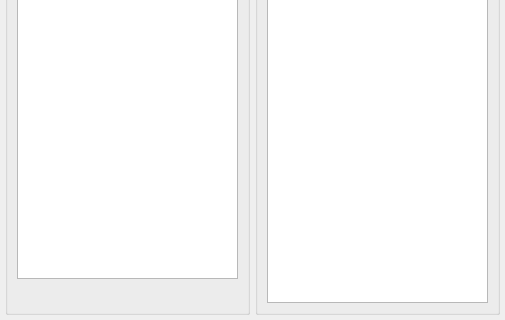
First picture: the form in source/Goldenberry/widgets/optimization/GbFilterAttributeWidget.ui, repository narg95/goldenberry, before the edit; both pictures show x 0 to 505 and y 190 to 510 of the 505 by 510 pixel window.
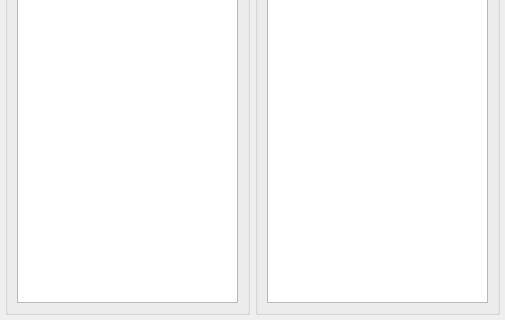
Second picture: the form after the edit.

```diff
--- a/source/Goldenberry/widgets/optimization/GbFilterAttributeWidget.ui
+++ b/source/Goldenberry/widgets/optimization/GbFilterAttributeWidget.ui
@@ -32,24 +32,22 @@
       <layout class="QVBoxLayout" name="verticalAttributesLayout">
         <item>
           <widget class="QTreeView" name="attributesTree">
-            <property name="geometry">
-              <rect>
-                <x>10</x>
-                <y>20</y>
-                <width>230</width>
-                <height>500</height>
-              </rect>
-            </property>
+      <property name="horizontalScrollBarPolicy">
+       <enum>Qt::ScrollBarAsNeeded</enum>
+      </property>
+      <property name="headerHidden">
+       <bool>true</bool>
+      </property>
+      <attribute name="headerStretchLastSection">
+       <bool>false</bool>
+      </attribute>
           </widget>
         </item>
         <item>
-          <widget class="QWidget" name="actionswidget">
-            <layout class="QFormLayout" name="formlayoutattributes">
-            </layout>
-          </widget>
-        </item>
-      </layout>
-    </widget>    
+     <layout class="QFormLayout" name="actionswidgetlayout"/>
+    </item>
+   </layout>
+  </widget>
     <widget class="QGroupBox" name="filterAttributesBox">
       <property name="geometry">
         <rect>
```
Left out of the diff: 25 changed lines with no effect on the pictures. Lines whose indentation alone changed are shown as unchanged.
